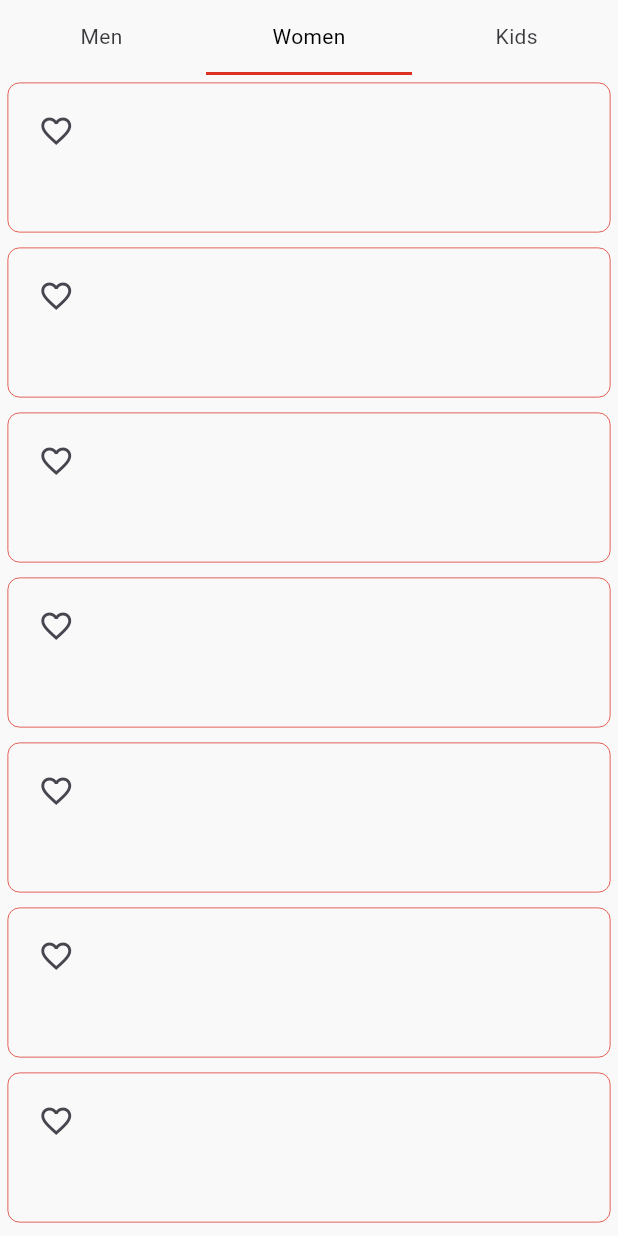
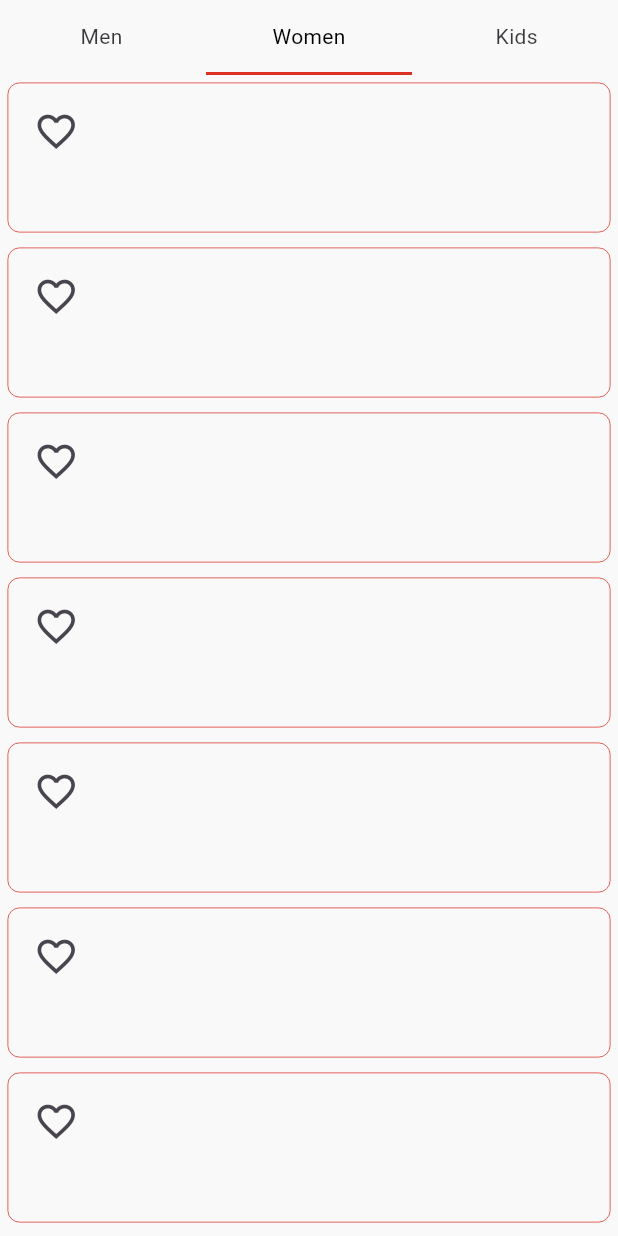
Before and after one commit to Coder-CH1/E-commerce, a Flutter app: the CategoriesSegmentedControl screen opened directly, after a tap on "Women", on a phone screen of 412 x 824 dp. Run offline on Flutter 3.47's test engine with Material 3 defaults, Android fonts, the phone set to English and light mode, and no system bars; our stand-ins replace animated_text_kit, cloud_firestore, firebase_auth, firebase_core, flutter_dotenv, sticky_headers; accounts and stored records are empty.

Commit message:
added update on liked button

```diff
--- a/lib/ui/main_page/categories/categories.dart
+++ b/lib/ui/main_page/categories/categories.dart
@@ -137,18 +137,16 @@ class Women extends StatefulWidget {
   @override
   State<Women> createState() => _WomenState();
 }
-class _WomenState extends State<Women>  with SingleTickerProviderStateMixin {
-
+class _WomenState extends State<Women> with SingleTickerProviderStateMixin {
   late List<bool> _favorites;
+  late final AnimationController _controller;
   @override
   void initState() {
     super.initState();
     _favorites = List.generate(20, (index) => false);
+    _controller  = AnimationController(
+        duration: const Duration(milliseconds: 200), vsync: this, value: 1.0);
   }
-
-  late final AnimationController _controller = AnimationController(
-      duration: const Duration(milliseconds: 200), vsync: this, value: 1.0);
-
   @override
   Widget build(BuildContext context) {
     return ListView.builder(
@@ -179,9 +177,28 @@ class _WomenState extends State<Women>  with SingleTickerProviderStateMixin {
                             Positioned(
                               top: 8,
                               left: 8,
-                              child: IconButton(
-                                  onPressed: () {},
-                                  icon: const Icon(Icons.favorite_border)),
+                              child: ScaleTransition(
+                                scale: Tween(begin: 0.7, end: 1.0).animate(
+                                    CurvedAnimation(parent: _controller, curve: Curves.easeOut)),
+                                child: IconButton(
+                                  onPressed: () {
+                                    setState(() {
+                                      _favorites[index] = !_favorites[index];
+                                    });
+                                    _controller
+                                        .reverse()
+                                        .then((value) => _controller.forward());
+                                  },
+                                  icon: _favorites[index]  ? const Icon(
+                                    Icons.favorite,
+                                    size: 30,
+                                    color: redColor,
+                                  )
+                                      : const Icon(
+                                    Icons.favorite_border,
+                                    size: 30,
+                                  ),),
+                              ),
                             ),
                           ]
                       ),
@@ -193,6 +210,11 @@ class _WomenState extends State<Women>  with SingleTickerProviderStateMixin {
         }
     );
   }
+  @override
+  void dispose() {
+    super.dispose();
+    _controller.dispose();
+  }
 }
 
 ///
@@ -201,17 +223,16 @@ class Men extends StatefulWidget {
   @override
   State<Men> createState() => _MenState();
 }
-class _MenState extends State<Men>  with SingleTickerProviderStateMixin {
+class _MenState extends State<Men> with SingleTickerProviderStateMixin {
   late List<bool> _favorites;
+  late final AnimationController _controller;
   @override
   void initState() {
     super.initState();
     _favorites = List.generate(20, (index) => false);
+    _controller  = AnimationController(
+        duration: const Duration(milliseconds: 200), vsync: this, value: 1.0);
   }
-
-  late final AnimationController _controller = AnimationController(
-      duration: const Duration(milliseconds: 200), vsync: this, value: 1.0);
-
   @override
   Widget build(BuildContext context) {
     return GridView.builder(
@@ -249,9 +270,28 @@ class _MenState extends State<Men>  with SingleTickerProviderStateMixin {
                             Positioned(
                               top: 8,
                               left: 8,
-                              child: IconButton(
-                                  onPressed: () {},
-                                  icon: const Icon(Icons.favorite_border)),
+                              child: ScaleTransition(
+                                scale: Tween(begin: 0.7, end: 1.0).animate(
+                                    CurvedAnimation(parent: _controller, curve: Curves.easeOut)),
+                                child: IconButton(
+                                  onPressed: () {
+                                    setState(() {
+                                      _favorites[index] = !_favorites[index];
+                                    });
+                                    _controller
+                                        .reverse()
+                                        .then((value) => _controller.forward());
+                                  },
+                                  icon: _favorites[index]  ? const Icon(
+                                    Icons.favorite,
+                                    size: 30,
+                                    color: redColor,
+                                  )
+                                      : const Icon(
+                                    Icons.favorite_border,
+                                    size: 30,
+                                  ),),
+                              ),
                             ),
                           ]
                       ),
@@ -263,10 +303,16 @@ class _MenState extends State<Men>  with SingleTickerProviderStateMixin {
         }
     );
   }
+  @override
+  void dispose() {
+    super.dispose();
+    _controller.dispose();
+  }
 }
 
+///
 class Kids extends StatefulWidget {
-  const Kids({Key? key}) : super(key: key);
+  const Kids({super.key});
 
   @override
   State<Kids> createState() => _KidsState();
@@ -274,14 +320,14 @@ class Kids extends StatefulWidget {
 
 class _KidsState extends State<Kids> with SingleTickerProviderStateMixin {
   late List<bool> _favorites;
+  late final AnimationController _controller;
   @override
   void initState() {
     super.initState();
     _favorites = List.generate(20, (index) => false);
+    _controller  = AnimationController(
+        duration: const Duration(milliseconds: 200), vsync: this, value: 1.0);
   }
-
-  late final AnimationController _controller = AnimationController(
-      duration: const Duration(milliseconds: 200), vsync: this, value: 1.0);
 
   @override
   Widget build(BuildContext context) {
@@ -330,7 +376,7 @@ class _KidsState extends State<Kids> with SingleTickerProviderStateMixin {
                             icon: _favorites[index]  ? const Icon(
                               Icons.favorite,
                               size: 30,
-                              color: Colors.red,
+                              color: redColor,
                             )
                                 : const Icon(
                               Icons.favorite_border,
```
